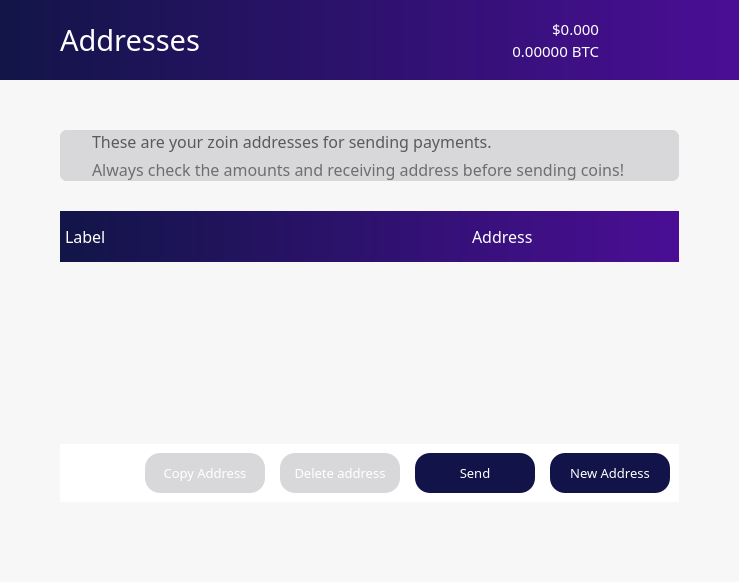
Qt form src/qt/forms/winforms/addressbookpage.ui (noirofficial/noir) before a commit.
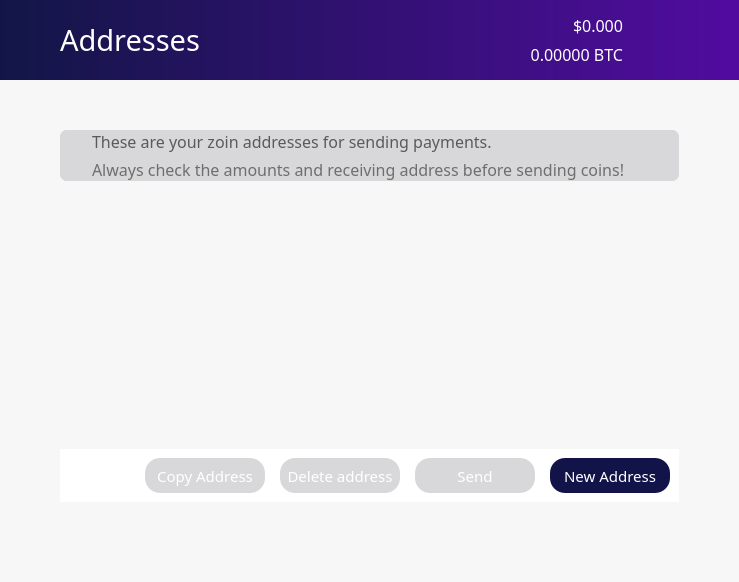
The same form after that commit. Icons and pictures are not drawn.

```diff
--- a/src/qt/forms/winforms/addressbookpage.ui
+++ b/src/qt/forms/winforms/addressbookpage.ui
@@ -379,7 +379,7 @@
             <bool>false</bool>
            </property>
            <property name="styleSheet">
-            <string notr="true">background: QLinearGradient(x1: 0, y1: 0, x2: 1, y2: 0, stop: 0 #121548, stop: 1 #4a0e95);
+            <string notr="true">background: QLinearGradient(x1: 0, y1: 0, x2: 1, y2: 0, stop: 0 #121646, stop: 1 #510c9f);
 border:0;
 </string>
            </property>
@@ -391,7 +391,7 @@
            </property>
            <layout class="QHBoxLayout" name="horizontalLayout_3">
             <property name="spacing">
-             <number>0</number>
+             <number>6</number>
             </property>
             <property name="leftMargin">
              <number>60</number>
@@ -441,7 +441,7 @@
                 <property name="font">
                  <font>
                   <family>ZoinMedium</family>
-                  <pointsize>11</pointsize>
+                  <pointsize>12</pointsize>
                   <weight>50</weight>
                   <bold>false</bold>
                  </font>
@@ -463,7 +463,7 @@
                 <property name="font">
                  <font>
                   <family>ZoinLight</family>
-                  <pointsize>11</pointsize>
+                  <pointsize>12</pointsize>
                  </font>
                 </property>
                 <property name="styleSheet">
@@ -484,7 +484,7 @@
              <widget class="QPushButton" name="pushButton">
               <property name="maximumSize">
                <size>
-                <width>80</width>
+                <width>50</width>
                 <height>80</height>
                </size>
               </property>
@@ -500,8 +500,8 @@
               </property>
               <property name="iconSize">
                <size>
-                <width>75</width>
-                <height>75</height>
+                <width>70</width>
+                <height>70</height>
                </size>
               </property>
              </widget>
@@ -1022,111 +1022,6 @@
              <property name="bottomMargin">
               <number>0</number>
              </property>
-             <item>
-              <widget class="QFrame" name="frame_2">
-               <property name="sizePolicy">
-                <sizepolicy hsizetype="Preferred" vsizetype="Preferred">
-                 <horstretch>0</horstretch>
-                 <verstretch>0</verstretch>
-                </sizepolicy>
-               </property>
-               <property name="minimumSize">
-                <size>
-                 <width>0</width>
-                 <height>0</height>
-                </size>
-               </property>
-               <property name="styleSheet">
-                <string notr="true">color:white;
-background: QLinearGradient(x1: 0, y1: 0, x2: 1, y2: 0, stop: 0 #121548, stop: 1 #4a0e95);
-border:0;
-</string>
-               </property>
-               <property name="frameShape">
-                <enum>QFrame::StyledPanel</enum>
-               </property>
-               <property name="frameShadow">
-                <enum>QFrame::Raised</enum>
-               </property>
-               <property name="lineWidth">
-                <number>0</number>
-               </property>
-               <layout class="QHBoxLayout" name="horizontalLayout_6">
-                <property name="spacing">
-                 <number>60</number>
-                </property>
-                <property name="leftMargin">
-                 <number>5</number>
-                </property>
-                <property name="topMargin">
-                 <number>5</number>
-                </property>
-                <property name="rightMargin">
-                 <number>0</number>
-                </property>
-                <property name="bottomMargin">
-                 <number>5</number>
-                </property>
-                <item>
-                 <widget class="QFrame" name="frame_5">
-                  <property name="frameShape">
-                   <enum>QFrame::StyledPanel</enum>
-                  </property>
-                  <property name="frameShadow">
-                   <enum>QFrame::Raised</enum>
-                  </property>
-                  <layout class="QHBoxLayout" name="horizontalLayout_2">
-                   <property name="spacing">
-                    <number>200</number>
-                   </property>
-                   <property name="leftMargin">
-                    <number>0</number>
-                   </property>
-                   <property name="rightMargin">
-                    <number>0</number>
-                   </property>
-                   <item>
-                    <widget class="QLabel" name="label">
-                     <property name="font">
-                      <font>
-                       <family>ZoinRegular</family>
-                       <pointsize>12</pointsize>
-                       <weight>50</weight>
-                       <bold>false</bold>
-                      </font>
-                     </property>
-                     <property name="styleSheet">
-                      <string notr="true">background-color: rgb(0,0,0,0);</string>
-                     </property>
-                     <property name="text">
-                      <string>Label</string>
-                     </property>
-                    </widget>
-                   </item>
-                   <item>
-                    <widget class="QLabel" name="label_4">
-                     <property name="font">
-                      <font>
-                       <family>ZoinRegular</family>
-                       <pointsize>12</pointsize>
-                       <weight>50</weight>
-                       <bold>false</bold>
-                      </font>
-                     </property>
-                     <property name="styleSheet">
-                      <string notr="true">background-color: rgb(0,0,0,0);</string>
-                     </property>
-                     <property name="text">
-                      <string>Address</string>
-                     </property>
-                    </widget>
-                   </item>
-                  </layout>
-                 </widget>
-                </item>
-               </layout>
-              </widget>
-             </item>
              <item>
               <widget class="QTableView" name="tableView">
                <property name="palette">
@@ -1222,7 +1117,7 @@
                </property>
                <property name="font">
                 <font>
-                 <family>ZoinLight</family>
+                 <family>ZoinRegular</family>
                  <pointsize>12</pointsize>
                 </font>
                </property>
@@ -1255,7 +1150,7 @@
                 <bool>false</bool>
                </property>
                <attribute name="horizontalHeaderVisible">
-                <bool>false</bool>
+                <bool>true</bool>
                </attribute>
                <attribute name="verticalHeaderVisible">
                 <bool>false</bool>
@@ -1307,7 +1202,7 @@
                   <property name="font">
                    <font>
                     <family>ZoinRegular</family>
-                    <pointsize>10</pointsize>
+                    <pointsize>11</pointsize>
                     <weight>50</weight>
                     <bold>false</bold>
                    </font>
@@ -1316,7 +1211,7 @@
                    <string notr="true">background-color: rgb(216, 216, 219);
 color: white;
 border-radius:15px;
-height:40px;
+height:35px;
 width:120px;
 border-color:gray;
 border-width:0px;
@@ -1338,7 +1233,7 @@
                   <property name="font">
                    <font>
                     <family>ZoinRegular</family>
-                    <pointsize>10</pointsize>
+                    <pointsize>11</pointsize>
                     <weight>50</weight>
                     <bold>false</bold>
                    </font>
@@ -1347,7 +1242,7 @@
                    <string notr="true">background-color: rgb(216, 216, 219);
 color: white;
 border-radius:15px;
-height:40px;
+height:35px;
 width:120px;
 border-color:gray;
 border-width:0px;
@@ -1369,16 +1264,16 @@
                   <property name="font">
                    <font>
                     <family>ZoinRegular</family>
-                    <pointsize>10</pointsize>
+                    <pointsize>11</pointsize>
                     <weight>50</weight>
                     <bold>false</bold>
                    </font>
                   </property>
                   <property name="styleSheet">
-                   <string notr="true">background-color: #121349;
+                   <string notr="true">background-color: rgb(216, 216, 219);
 color: white;
 border-radius:15px;
-height:40px;
+height:35px;
 width:120px;
 border-color:gray;
 border-width:0px;
@@ -1401,7 +1296,7 @@
                   <property name="font">
                    <font>
                     <family>ZoinRegular</family>
-                    <pointsize>10</pointsize>
+                    <pointsize>11</pointsize>
                     <weight>50</weight>
                     <bold>false</bold>
                    </font>
@@ -1410,7 +1305,7 @@
                    <string notr="true">background-color: #121349;
 color: white;
 border-radius:15px;
-height:40px;
+height:35px;
 width:120px;
 border-color:gray;
 border-width:0px;
```
Left out of the diff: 6 changed lines with no effect on the pictures.
